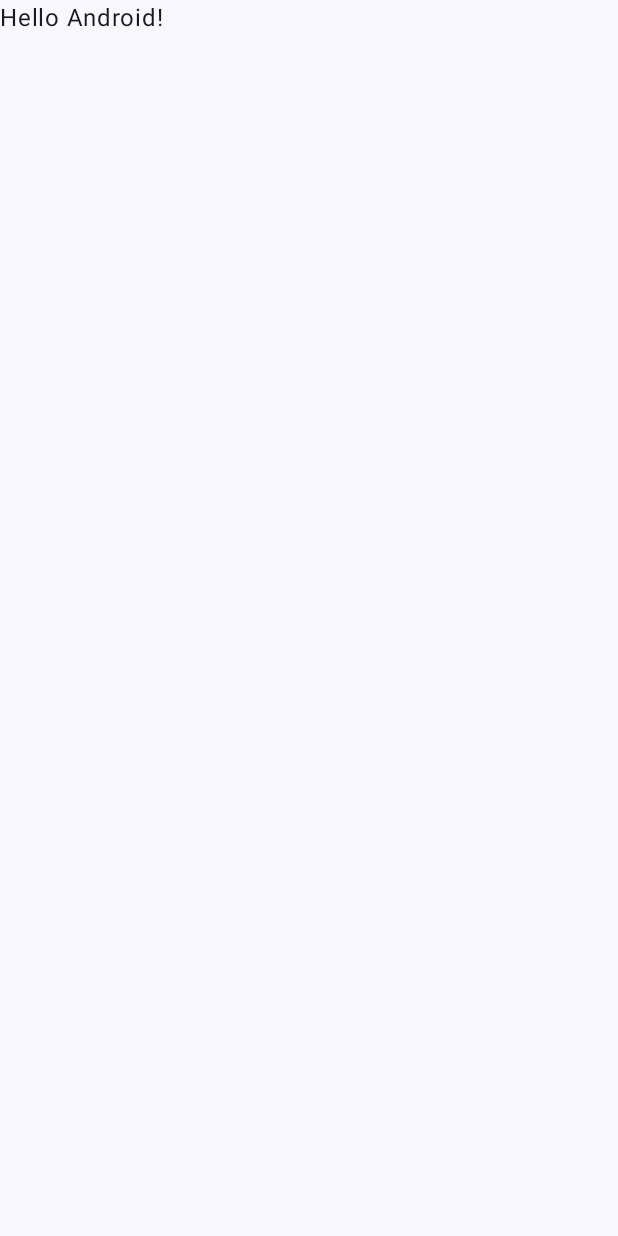
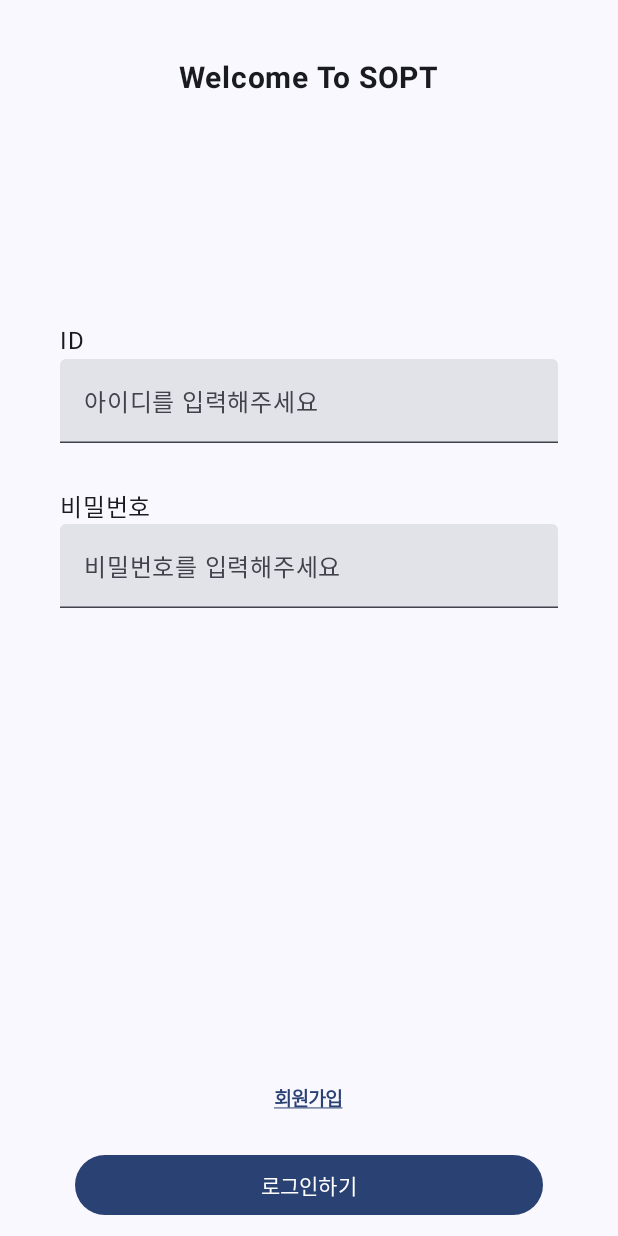
Before and after one commit to NOW-SOPT-ANDROID/hyunjin-lee, an Android app built with Jetpack Compose: the screen it shows after launch (MainActivity), on a phone screen of 412 x 824 dp. Before the commit the screen is almost empty. Run offline under Robolectric (Android 15) with nearby library versions, the phone set to English and light mode, and no system bars.

Commit message:
[Feat] 1주차 compose 필수 과제

```diff
--- a/app/build.gradle
+++ b/app/build.gradle
@@ -55,6 +55,8 @@ dependencies {
     implementation 'androidx.compose.ui:ui-graphics'
     implementation 'androidx.compose.ui:ui-tooling-preview'
     implementation 'androidx.compose.material3:material3'
+    implementation 'androidx.navigation:navigation-runtime-ktx:2.7.7'
+    implementation 'androidx.navigation:navigation-compose:2.7.7'
     testImplementation 'junit:junit:4.13.2'
     androidTestImplementation 'androidx.test.ext:junit:1.1.5'
     androidTestImplementation 'androidx.test.espresso:espresso-core:3.5.1'
--- /dev/null
+++ b/app/src/main/java/com/sopt/now/compose/LoginActivity.kt
@@ -0,0 +1,202 @@
+package com.sopt.now.compose
+
+import android.content.Context
+import android.content.Intent
+import android.os.Bundle
+import android.util.Log
+import android.widget.Toast
+import androidx.activity.ComponentActivity
+import androidx.activity.compose.setContent
+import androidx.compose.foundation.layout.Column
+import androidx.compose.foundation.layout.Spacer
+import androidx.compose.foundation.layout.fillMaxSize
+import androidx.compose.foundation.layout.fillMaxWidth
+import androidx.compose.foundation.layout.height
+import androidx.compose.foundation.layout.padding
+import androidx.compose.foundation.shape.RoundedCornerShape
+import androidx.compose.material3.Button
+import androidx.compose.material3.MaterialTheme
+import androidx.compose.material3.Surface
+import androidx.compose.material3.Text
+import androidx.compose.material3.TextButton
+import androidx.compose.material3.TextField
+import androidx.compose.runtime.Composable
+import androidx.compose.runtime.getValue
+import androidx.compose.runtime.mutableStateOf
+import androidx.compose.runtime.remember
+import androidx.compose.runtime.setValue
+import androidx.compose.ui.Alignment
+import androidx.compose.ui.Modifier
+import androidx.compose.ui.graphics.Color
+import androidx.compose.ui.platform.LocalContext
+import androidx.compose.ui.text.font.FontWeight
+import androidx.compose.ui.text.style.TextDecoration
+import androidx.compose.ui.tooling.preview.Preview
+import androidx.compose.ui.unit.dp
+import androidx.compose.ui.unit.sp
+import androidx.navigation.NavHostController
+import androidx.navigation.compose.rememberNavController
+import com.sopt.now.compose.ui.theme.NOWSOPTAndroidTheme
+
+class LoginActivity : ComponentActivity(){
+    override fun onCreate(savedInstanceState: Bundle?) {
+        super.onCreate(savedInstanceState)
+
+        val getuserId = intent.getStringExtra("id") ?: ""
+        val getuserPw = intent.getStringExtra("pw") ?: ""
+        val getuserName = intent.getStringExtra("name") ?: ""
+        val getuserMbti = intent.getStringExtra("mbti") ?: ""
+
+        setContent {
+            NOWSOPTAndroidTheme {
+                Surface(
+                    modifier = Modifier.fillMaxSize(),
+                    color = MaterialTheme.colorScheme.background
+                ) {
+                    LoginScreen(getId=getuserId, getPw=getuserPw, getName=getuserName, getMbti=getuserMbti)
+                }
+            }
+        }
+    }
+}
+
+
+@Composable
+fun LoginScreen(
+    getId: String,
+    getPw: String,
+    getName: String,
+    getMbti: String,
+    navController: NavHostController = rememberNavController(),
+){
+    // 기본값을 인자로 받은 값으로 설정
+    var userId by remember { mutableStateOf(getId) }
+    var userPw by remember { mutableStateOf(getPw) }
+    var userName by remember { mutableStateOf(getName) }
+    var userMbti by remember { mutableStateOf(getMbti) }
+
+    Log.d("main-userinfo", "${userId}, ${userPw}")
+
+    Column(
+        modifier = Modifier
+            .fillMaxSize()
+            .padding(horizontal = 40.dp)
+    ) {
+        // 20.dp만큼 빈공간 추가
+        Spacer(modifier = Modifier.padding(20.dp))
+
+        // title
+        Text(
+            text = "Welcome To SOPT",
+            modifier = Modifier.align(Alignment.CenterHorizontally),
+            fontWeight = FontWeight.Bold,
+            fontSize = 20.sp
+        )
+
+        // 1.5가중치 만큼 빈공간 추가
+        Spacer(modifier = Modifier.weight(1f))
+
+        // id
+        Text(
+            text = "ID",
+        )
+
+        TextField(
+            value = userId,
+            onValueChange = { userId = it },
+            modifier = Modifier
+                .fillMaxWidth(),
+            label = { Text("아이디를 입력해주세요") },
+            placeholder = { Text("Hyunjin Lee") },
+            singleLine = true,
+        )
+
+        // 높이 30dp인 공간 추가
+        Spacer(modifier = Modifier.height(30.dp))
+
+        // pw
+        Text(
+            text = "비밀번호",
+        )
+
+        TextField(
+            value = userPw,
+            onValueChange = { userPw = it },
+            modifier = Modifier
+                .fillMaxWidth(),
+            label = { Text("비밀번호를 입력해주세요") },
+            placeholder = { Text("Hyunjin Lee") },
+            singleLine = true,
+        )
+
+        // 2 가중치 만큼 빈공간 추가
+        Spacer(modifier = Modifier.weight(2f))
+
+        // signup
+        val context = LocalContext.current
+        // signup button
+        TextButton(
+            onClick = { /* 클릭 시 수행될 동작 */
+                Toast.makeText(context, "회원가입하기", Toast.LENGTH_SHORT).show()
+                navController.navigate("SignUpScreen")
+            },
+            modifier = Modifier
+                .fillMaxWidth(),
+        ) {
+            Text(
+                text = "회원가입",
+                fontWeight = FontWeight.Bold,
+                fontSize = 13.sp,
+                textDecoration = TextDecoration.Underline,
+            )
+        }
+
+        // login button
+        Button(
+            onClick = { /* 클릭 시 수행될 동작 */
+                // 사용 예
+                if (isValidLogin(userId, userPw, getId, getPw)) {
+                    moveToMainActivity(context, userId, userPw, userName, userMbti)
+                    navController.navigate("MainScreen")
+                }
+            },
+            modifier = Modifier
+                .padding(10.dp)
+                .fillMaxWidth(),
+            shape = RoundedCornerShape(30.dp)
+        ) {
+            Text("로그인하기", color = Color.White)
+        }
+    }
+}
+
+// 로그인 검증 함수
+fun isValidLogin(userId: String?, userPw: String?, getId: String, getPw: String): Boolean {
+    return userId != "" && userPw != "" && userId == getId && userPw == getPw
+}
+
+// 메인 액티비티로 이동하는 함수
+fun moveToMainActivity(context: Context, userId: String, userPw: String, userName: String?, userMbti: String?) {
+    Toast.makeText(context, "로그인하기", Toast.LENGTH_SHORT).show()
+
+    val intent = Intent(context, MainPageActivity::class.java).apply {
+        putExtra("id", userId)
+        putExtra("pw", userPw)
+        putExtra("name", userName)
+        putExtra("mbti", userMbti)
+    }
+    context.startActivity(intent)
+}
+
+@Preview(showBackground = true)
+@Composable
+fun LoginPreview() {
+    NOWSOPTAndroidTheme {
+        Surface(
+            modifier = Modifier.fillMaxSize(),
+            color = MaterialTheme.colorScheme.background
+        ){
+            LoginScreen(getId = "", getPw = "", getName = "", getMbti = "")
+        }
+    }
+}
--- a/app/src/main/java/com/sopt/now/compose/MainActivity.kt
+++ b/app/src/main/java/com/sopt/now/compose/MainActivity.kt
@@ -3,18 +3,41 @@ package com.sopt.now.compose
 import android.os.Bundle
 import androidx.activity.ComponentActivity
 import androidx.activity.compose.setContent
+import androidx.compose.foundation.Image
+import androidx.compose.foundation.layout.Column
+import androidx.compose.foundation.layout.Spacer
 import androidx.compose.foundation.layout.fillMaxSize
+import androidx.compose.foundation.layout.fillMaxWidth
+import androidx.compose.foundation.layout.height
+import androidx.compose.foundation.layout.padding
+import androidx.compose.foundation.layout.width
 import androidx.compose.material3.MaterialTheme
 import androidx.compose.material3.Surface
 import androidx.compose.material3.Text
 import androidx.compose.runtime.Composable
+import androidx.compose.runtime.getValue
+import androidx.compose.runtime.mutableStateOf
+import androidx.compose.runtime.remember
+import androidx.compose.runtime.setValue
+import androidx.compose.ui.Alignment
 import androidx.compose.ui.Modifier
+import androidx.compose.ui.layout.ContentScale
+import androidx.compose.ui.res.painterResource
+import androidx.compose.ui.text.font.FontWeight
+import androidx.compose.ui.text.style.TextAlign
 import androidx.compose.ui.tooling.preview.Preview
+import androidx.compose.ui.unit.dp
+import androidx.compose.ui.unit.sp
+import androidx.navigation.NavHostController
+import androidx.navigation.compose.NavHost
+import androidx.navigation.compose.composable
+import androidx.navigation.compose.rememberNavController
 import com.sopt.now.compose.ui.theme.NOWSOPTAndroidTheme
 
 class MainActivity : ComponentActivity() {
     override fun onCreate(savedInstanceState: Bundle?) {
         super.onCreate(savedInstanceState)
+
         setContent {
             NOWSOPTAndroidTheme {
                 // A surface container using the 'background' color from the theme
@@ -22,26 +45,47 @@ class MainActivity : ComponentActivity() {
                     modifier = Modifier.fillMaxSize(),
                     color = MaterialTheme.colorScheme.background
                 ) {
-                    Greeting("Android")
+                    Screen()
                 }
             }
         }
     }
 }
 
+
 @Composable
-fun Greeting(name: String, modifier: Modifier = Modifier) {
-    Text(
-        text = "Hello $name!",
-        modifier = modifier
-
-    )
+fun Screen() {
+    val navController = rememberNavController()
+    Column(
+        modifier = Modifier.fillMaxSize(),
+        horizontalAlignment = Alignment.CenterHorizontally
+    ){
+        NavHost(
+            navController = navController,
+            startDestination = "LoginScreen"
+        ){
+            composable("LoginScreen"){
+                LoginScreen(getId = "", getPw = "", getName="", getMbti="", navController)
+            }
+            composable("SignUpScreen"){
+                SignUpScreen(navController)
+            }
+            composable("MainScreen"){
+                MainScreen(getId = "", getPw = "", getName="", getMbti="", navController)
+            }
+        }
+    }
 }
 
-@Preview(showBackground = true)
+@Preview(showBackground = true, showSystemUi = true)
 @Composable
 fun GreetingPreview() {
     NOWSOPTAndroidTheme {
-        Greeting("Android")
+        Surface(
+            modifier = Modifier.fillMaxSize(),
+            color = MaterialTheme.colorScheme.background
+        ){
+            Screen()
+        }
     }
 }
```
Also changed, not shown: app/src/main/AndroidManifest.xml (+21 -0 lines), app/src/main/java/com/sopt/now/compose/MainPageActivity.kt (added, +176 -0 lines), app/src/main/java/com/sopt/now/compose/SignUpActivity.kt (added, +255 -0 lines), app/src/main/res/drawable/ic_profile_img.jpg (added).
